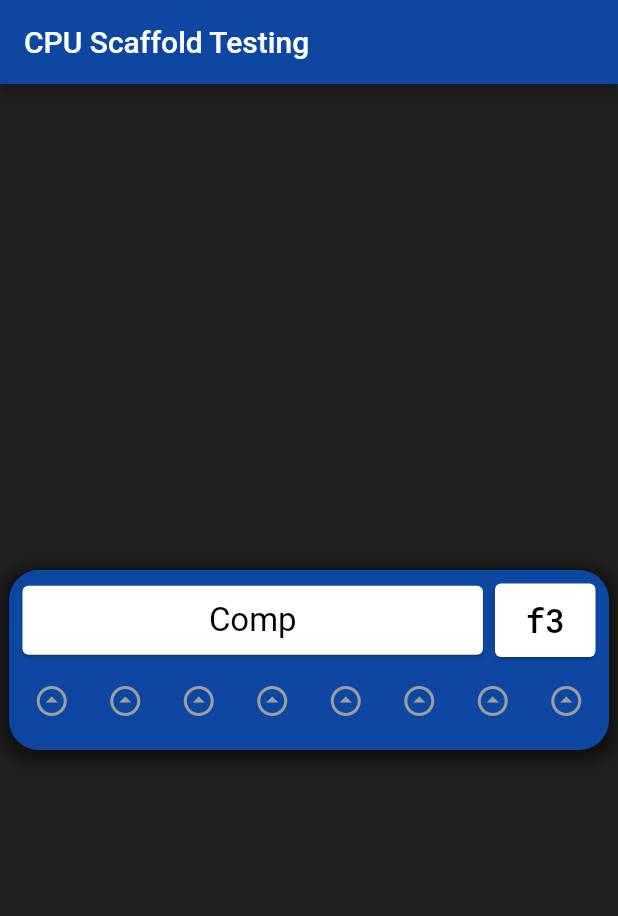
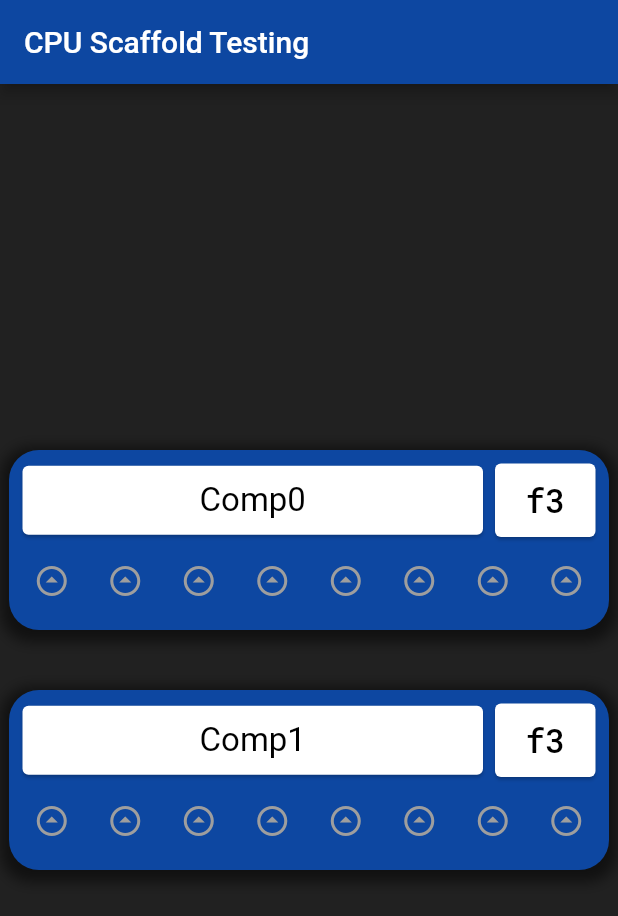
Before and after one commit to trylaarsdam/guitesting, a Flutter app: the screen it shows after launch, on a phone screen of 412 x 824 dp. Shown: the top 916 px of the screen. Run offline on Flutter 3.47's test engine with Material 2 defaults, Android fonts, the phone set to English and light mode, and no system bars.

Commit message:
repositioned stuff

```diff
--- a/flutterdesktop/lib/main.dart
+++ b/flutterdesktop/lib/main.dart
@@ -55,7 +55,16 @@ class _MyHomePageState extends State<MyHomePage> {
         ),
         backgroundColor: Colors.grey[900],
         body: Center(
-          child: ComponentWidget(name: "Comp")
+          child: new Column(
+            mainAxisAlignment: MainAxisAlignment.center,
+            children: [
+              ComponentWidget(name: "Comp0"),
+              new Padding(
+                padding: EdgeInsets.all(20)
+              ),
+              ComponentWidget(name: "Comp1")
+            ]
+          )
         )
       ),
     );
```
